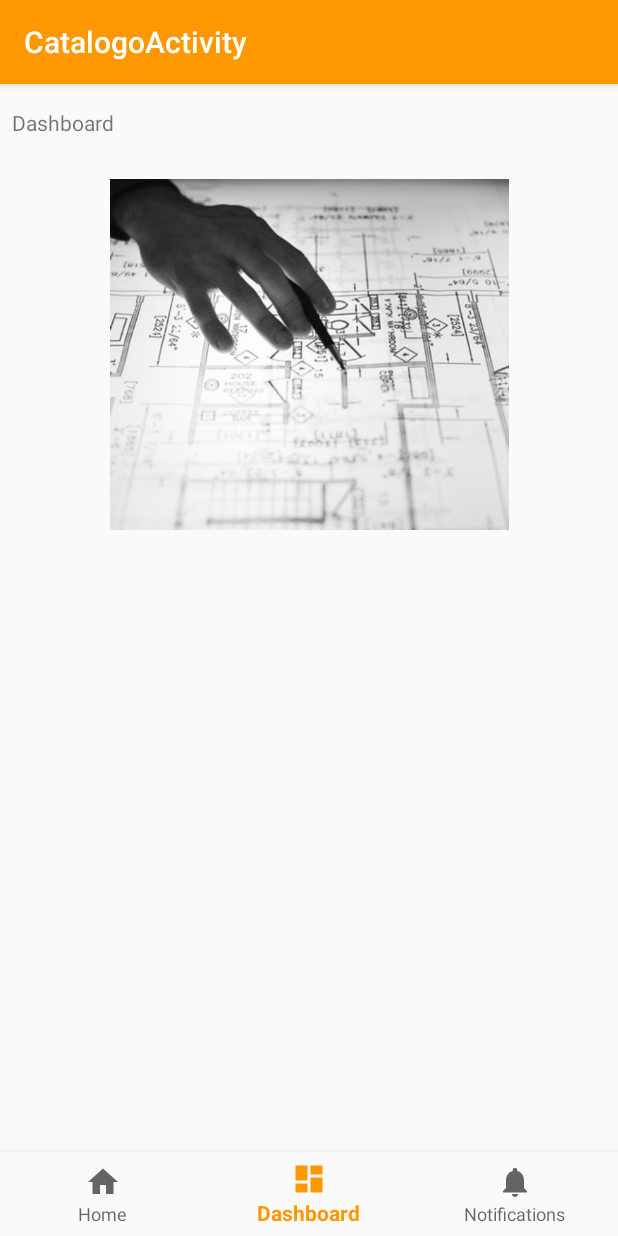
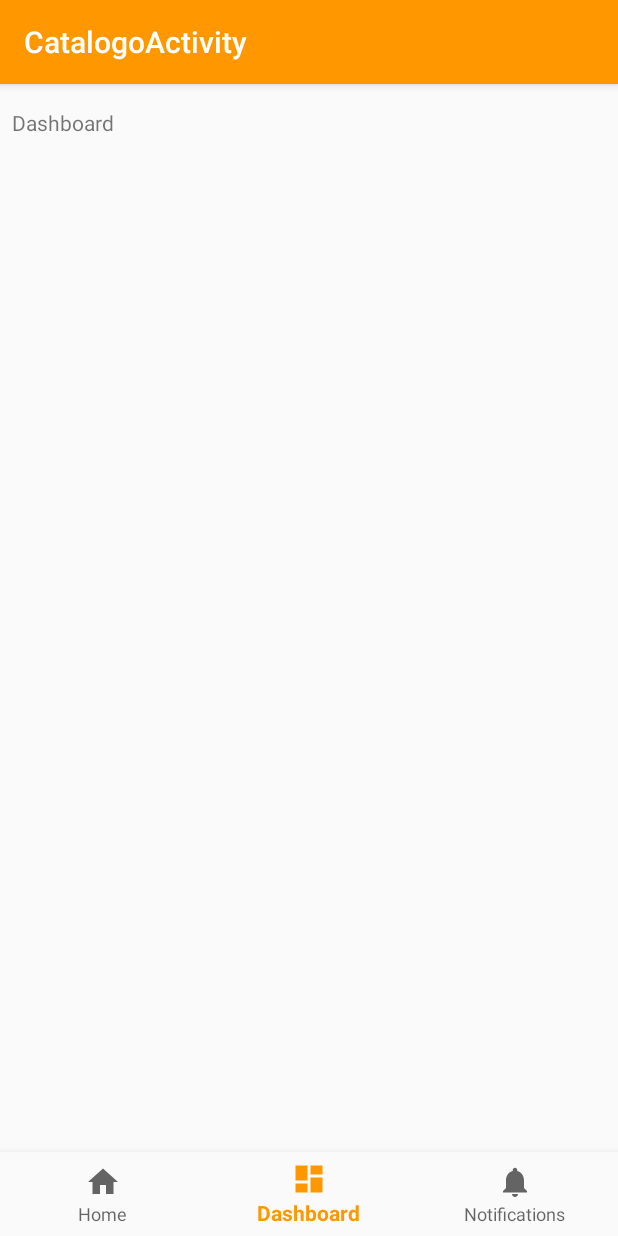
Before and after one commit to daton/MiPresentacio2, an Android app: the CatalogoActivity screen opened directly, with no data from a screen before it, item 2 of the bottom bar chosen, on a phone screen of 412 x 824 dp. Run offline under Robolectric (Android 15) with nearby library versions, the phone set to English and light mode, and no system bars; Roboto replaces fonts that are not available here.

```diff
--- a/app/src/main/java/org/unitec/mipresentacio2/CatalogoActivity.kt
+++ b/app/src/main/java/org/unitec/mipresentacio2/CatalogoActivity.kt
@@ -14,18 +14,15 @@ class CatalogoActivity : AppCompatActivity() {
         when (item.itemId) {
             R.id.navigation_home -> {
                 textMessage.setText(R.string.title_home)
-                imagen.setImageDrawable(resources.getDrawable(R.mipmap.arte,applicationContext.theme))
                 return@OnNavigationItemSelectedListener true
             }
             R.id.navigation_dashboard -> {
                 textMessage.setText(R.string.title_dashboard)
-                imagen.setImageDrawable(resources.getDrawable(R.drawable.arqui,applicationContext.theme))
 
                 return@OnNavigationItemSelectedListener true
             }
             R.id.navigation_notifications -> {
                 textMessage.setText(R.string.title_notifications)
-                imagen.setImageDrawable(resources.getDrawable(R.mipmap.gallo,applicationContext.theme))
 
                 return@OnNavigationItemSelectedListener true
             }
--- a/app/src/main/res/layout/activity_catalogo.xml
+++ b/app/src/main/res/layout/activity_catalogo.xml
@@ -14,8 +14,8 @@
             android:layout_height="wrap_content"
             android:text="@string/title_home"
             app:layout_constraintStart_toStartOf="parent"
-            android:layout_marginStart="8dp" app:layout_constraintEnd_toEndOf="parent"
-            android:layout_marginEnd="8dp" android:layout_marginTop="16dp" app:layout_constraintTop_toTopOf="parent"/>
+            android:layout_marginStart="8dp"
+            android:layout_marginTop="16dp" app:layout_constraintTop_toTopOf="parent"/>
 
     <com.google.android.material.bottomnavigation.BottomNavigationView
             android:id="@+id/nav_view"
@@ -28,11 +28,6 @@
             app:layout_constraintLeft_toLeftOf="parent"
             app:layout_constraintRight_toRightOf="parent"
             app:menu="@menu/bottom_nav_menu"/>
-    <ImageView
-            android:layout_width="310dp"
-            android:layout_height="234dp" app:srcCompat="@mipmap/diseno"
-            android:id="@+id/imagen" android:layout_marginTop="28dp"
-            app:layout_constraintTop_toBottomOf="@+id/message" app:layout_constraintStart_toStartOf="parent"
-            app:layout_constraintEnd_toEndOf="parent"/>
+
 
 </androidx.constraintlayout.widget.ConstraintLayout>
```
